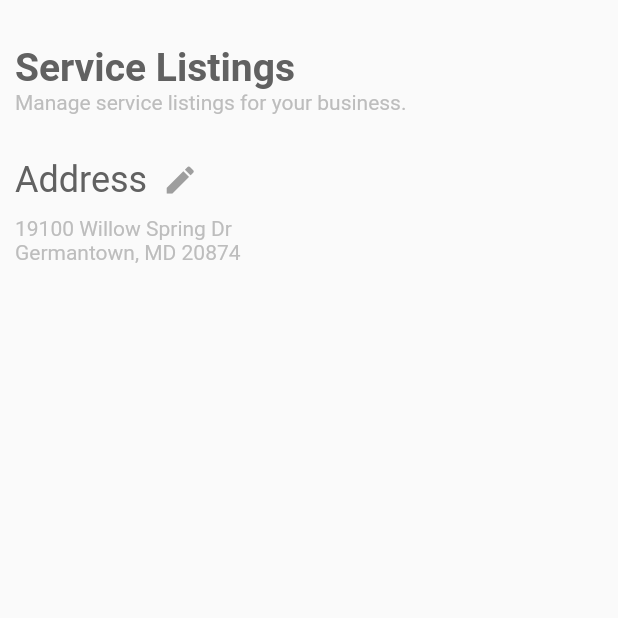
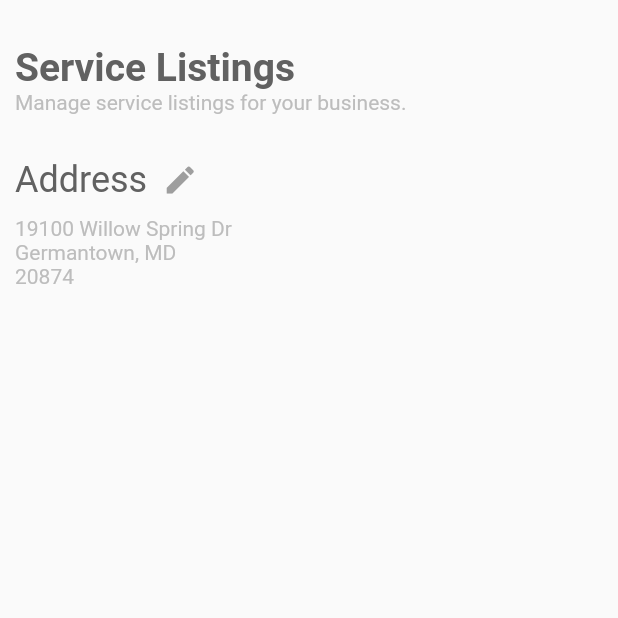
Before and after one commit to csalaman/bizz_v2, a Flutter app: the screen it shows after launch, on a phone screen of 412 x 824 dp, the top half of it. Run offline on Flutter 3.47's test engine with Material 2 defaults, Android fonts, the phone set to English and light mode, and no system bars; our stand-ins replace google_fonts.

Commit message:
Initial commit

```diff
--- a/lib/components/address_widget/address_widget.dart
+++ b/lib/components/address_widget/address_widget.dart
@@ -19,8 +19,8 @@ class AddressWidget extends StatelessWidget {
       crossAxisAlignment: CrossAxisAlignment.start,
       children: <Widget>[
         CustomText.subTwoTextWidget(street),
-        CustomText.subTwoTextWidget(cityAndState + ' ' + zip),
-        // CustomText.subTwoTextWidget(zip)
+        CustomText.subTwoTextWidget(cityAndState),
+        CustomText.subTwoTextWidget(zip)
       ],
     );
   }
```
